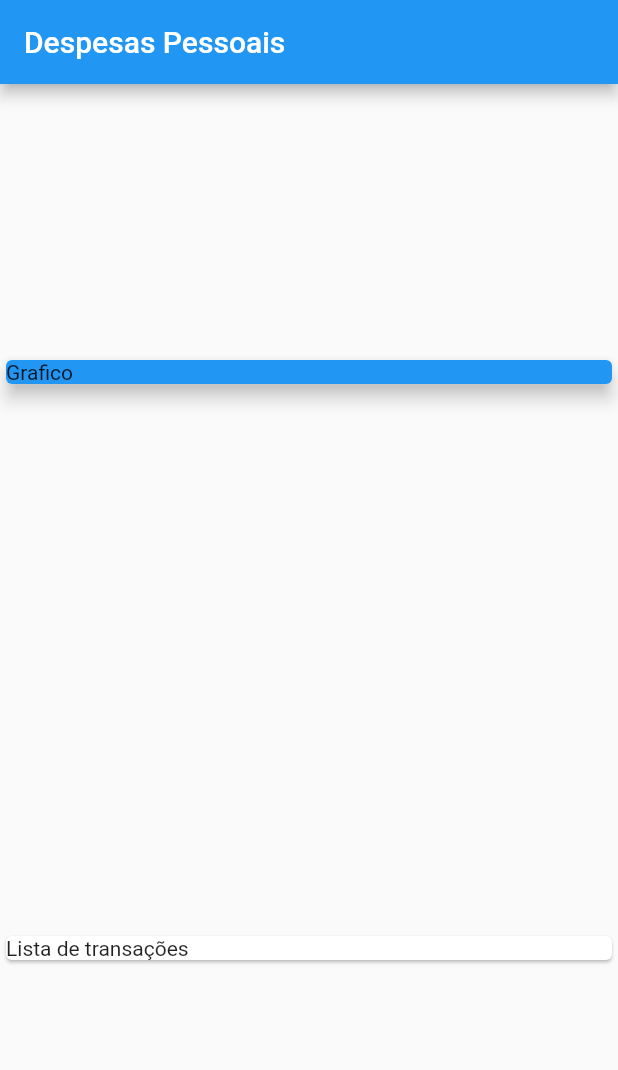
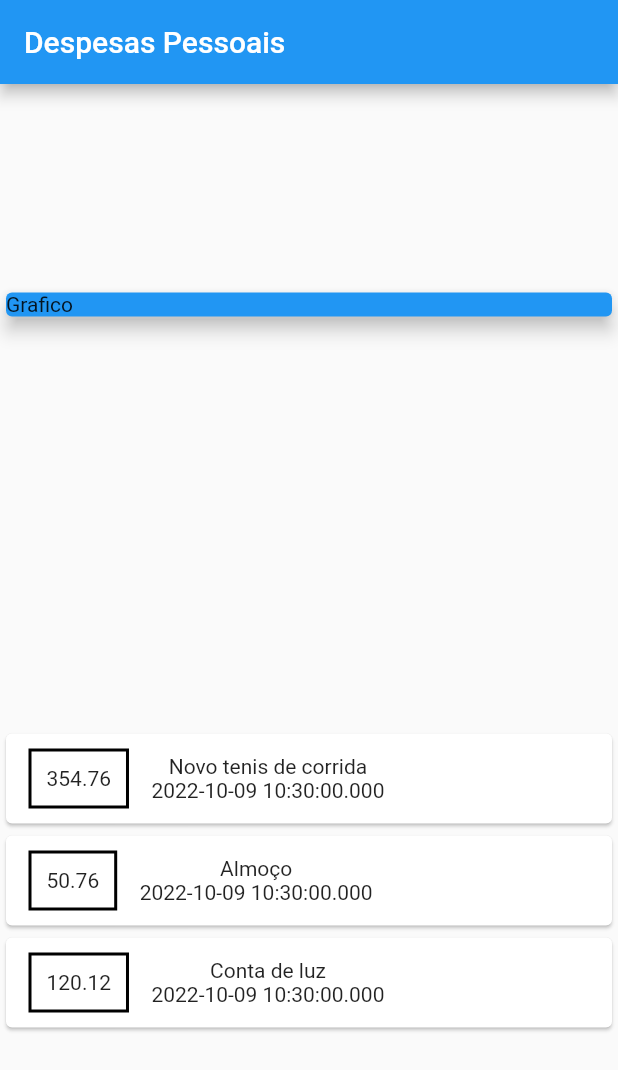
Before and after one commit to Wesleyti007/curso_flutter, a Flutter app: the screen it shows after launch, on a phone screen of 412 x 824 dp. Shown: the top 1070 px of the screen. Run offline on Flutter 3.47's test engine with Material 2 defaults, Android fonts, the phone set to English and light mode, and no system bars.

Commit message:
Mapeando dados na lista, Aplicando estilo no container

```diff
--- a/expenses/lib/main.dart
+++ b/expenses/lib/main.dart
@@ -52,9 +52,36 @@ Widget build(BuildContext context){
         elevation: 5,
       ),
     ),
-    Card(
-      child: Text('Lista de transações'),
-    )
+    Column
+    (
+      children:_transaction.map((tr) {
+        return Card(
+          child: Row(children: [
+            Container(
+              margin: EdgeInsets.symmetric(
+                horizontal: 15,
+                vertical: 10
+              ),
+              decoration: BoxDecoration(
+                border: Border.all(
+                  color: Colors.black,
+                  width: 2,
+                )),
+                padding: EdgeInsets.all(10),
+              child: Text(tr.value.toString()),
+            ),
+            Column(
+              children: [
+                Text(tr.title),
+                Text(tr.date.toString())
+              ],
+            )
+          ]),
+        );
+
+      }).toList(),
+
+    ),
 
    ]),
   );
```
